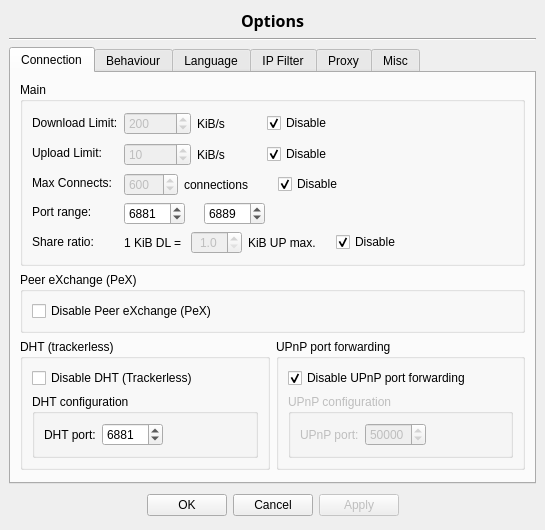
Above: src/options.ui from SysAdminDoc/qBittorrent-Vanced before the change. Below: the same form after it.
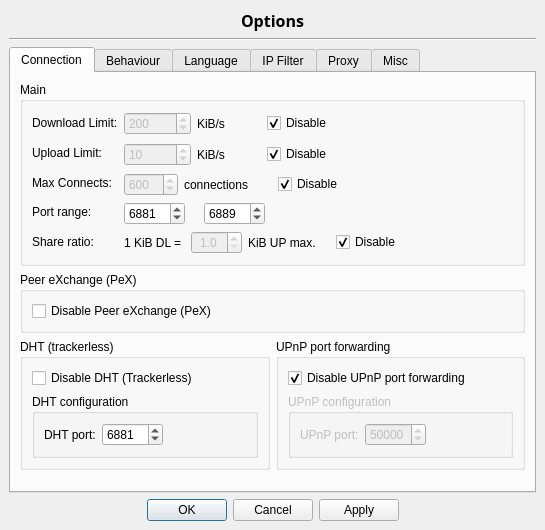
That is the form after the change. The open tabs and pages were chosen to show the change.

Commit message: - Use a standard QDialogButtonBox in options for better systems integration

What changed in the file:
```diff
--- a/src/options.ui
+++ b/src/options.ui
@@ -1640,55 +1640,18 @@
       <number>6</number>
      </property>
      <item>
-      <spacer>
+      <widget class="QDialogButtonBox" name="buttonBox" >
        <property name="orientation" >
         <enum>Qt::Horizontal</enum>
        </property>
-       <property name="sizeHint" >
-        <size>
-         <width>81</width>
-         <height>31</height>
-        </size>
+       <property name="standardButtons" >
+        <set>QDialogButtonBox::Apply|QDialogButtonBox::Cancel|QDialogButtonBox::NoButton|QDialogButtonBox::Ok</set>
        </property>
-      </spacer>
-     </item>
-     <item>
-      <widget class="QPushButton" name="okButton" >
-       <property name="text" >
-        <string>OK</string>
+       <property name="centerButtons" >
+        <bool>true</bool>
        </property>
       </widget>
      </item>
-     <item>
-      <widget class="QPushButton" name="cancelButton" >
-       <property name="text" >
-        <string>Cancel</string>
-       </property>
-      </widget>
-     </item>
-     <item>
-      <widget class="QPushButton" name="applyButton" >
-       <property name="enabled" >
-        <bool>false</bool>
-       </property>
-       <property name="text" >
-        <string>Apply</string>
-       </property>
-      </widget>
-     </item>
-     <item>
-      <spacer>
-       <property name="orientation" >
-        <enum>Qt::Horizontal</enum>
-       </property>
-       <property name="sizeHint" >
-        <size>
-         <width>81</width>
-         <height>31</height>
-        </size>
-       </property>
-      </spacer>
-     </item>
     </layout>
    </item>
   </layout>
```
Left out of the diff: 2 changed lines with no effect on the pictures. The commit also changes 4 other files.
